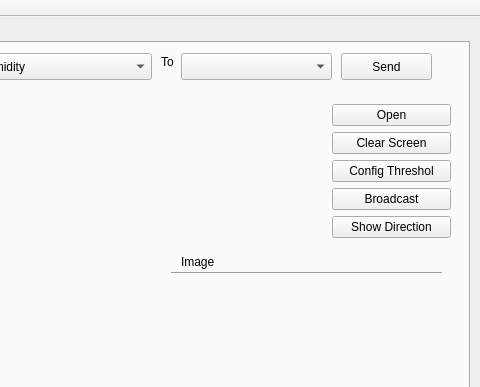
This is Pi-OBUSoftware/Terminal1/mainwindow.ui in tungk59/gateway as Qt 5 draws it before an edit; both pictures show x 251 to 731 and y 0 to 387 of the 731 by 529 pixel window. The edited form follows.
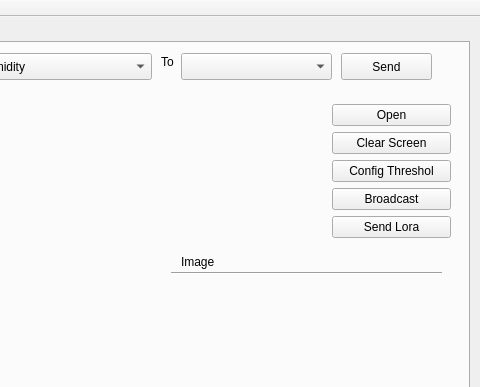
This is the edited form.

Diff of the .ui file:
```diff
--- a/Pi-OBUSoftware/Terminal1/mainwindow.ui
+++ b/Pi-OBUSoftware/Terminal1/mainwindow.ui
@@ -302,7 +302,7 @@
        <item>
         <widget class="QPushButton" name="btnShowVector">
          <property name="text">
-          <string>Show Direction</string>
+          <string>Send Lora</string>
          </property>
         </widget>
        </item>
```
Left out of the diff: 2 changed lines with no effect on the pictures.
